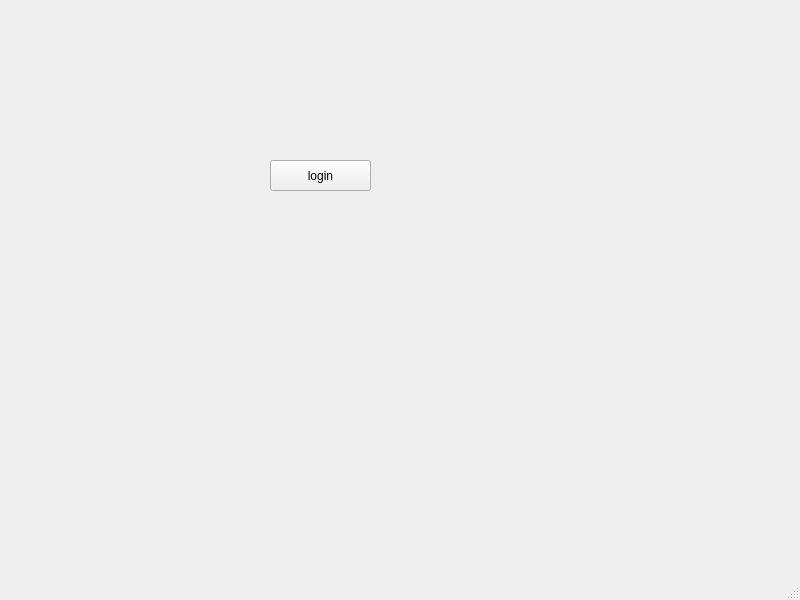
Qt form ui/mainwindow.ui (shy-zhong/Final-assignments) before a commit.
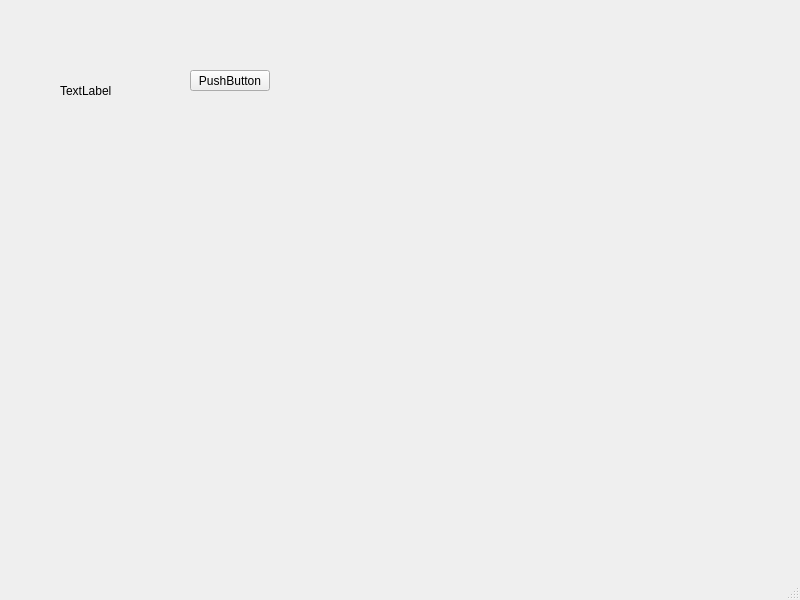
The same form after that commit.

Diff of the .ui file:
```diff
--- a/ui/mainwindow.ui
+++ b/ui/mainwindow.ui
@@ -10,21 +10,40 @@
     <height>600</height>
    </rect>
   </property>
+  <property name="sizePolicy">
+   <sizepolicy hsizetype="Fixed" vsizetype="Fixed">
+    <horstretch>0</horstretch>
+    <verstretch>0</verstretch>
+   </sizepolicy>
+  </property>
   <property name="windowTitle">
    <string>MainWindow</string>
   </property>
   <widget class="QWidget" name="centralwidget">
+   <widget class="QLabel" name="label">
+    <property name="geometry">
+     <rect>
+      <x>60</x>
+      <y>40</y>
+      <width>171</width>
+      <height>101</height>
+     </rect>
+    </property>
+    <property name="text">
+     <string>TextLabel</string>
+    </property>
+   </widget>
    <widget class="QPushButton" name="pushButton">
     <property name="geometry">
      <rect>
-      <x>270</x>
-      <y>160</y>
-      <width>101</width>
-      <height>31</height>
+      <x>190</x>
+      <y>70</y>
+      <width>80</width>
+      <height>21</height>
      </rect>
     </property>
     <property name="text">
-     <string>login</string>
+     <string>PushButton</string>
     </property>
    </widget>
   </widget>
```
Left out of the diff: 12 changed lines with no effect on the pictures.
